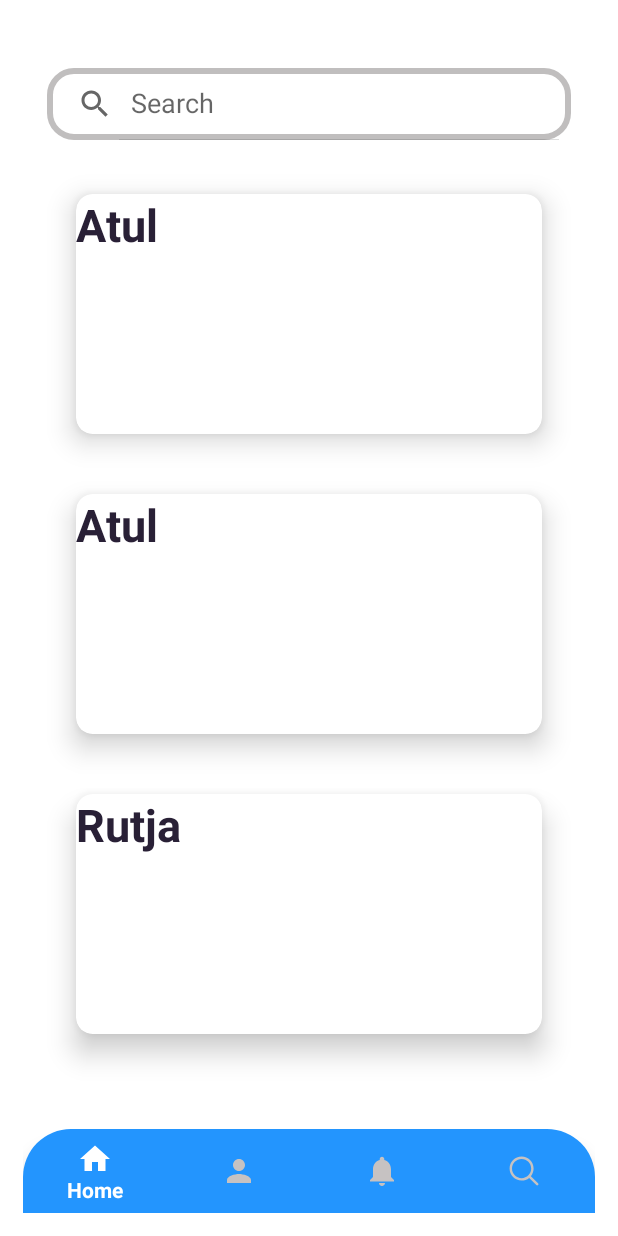
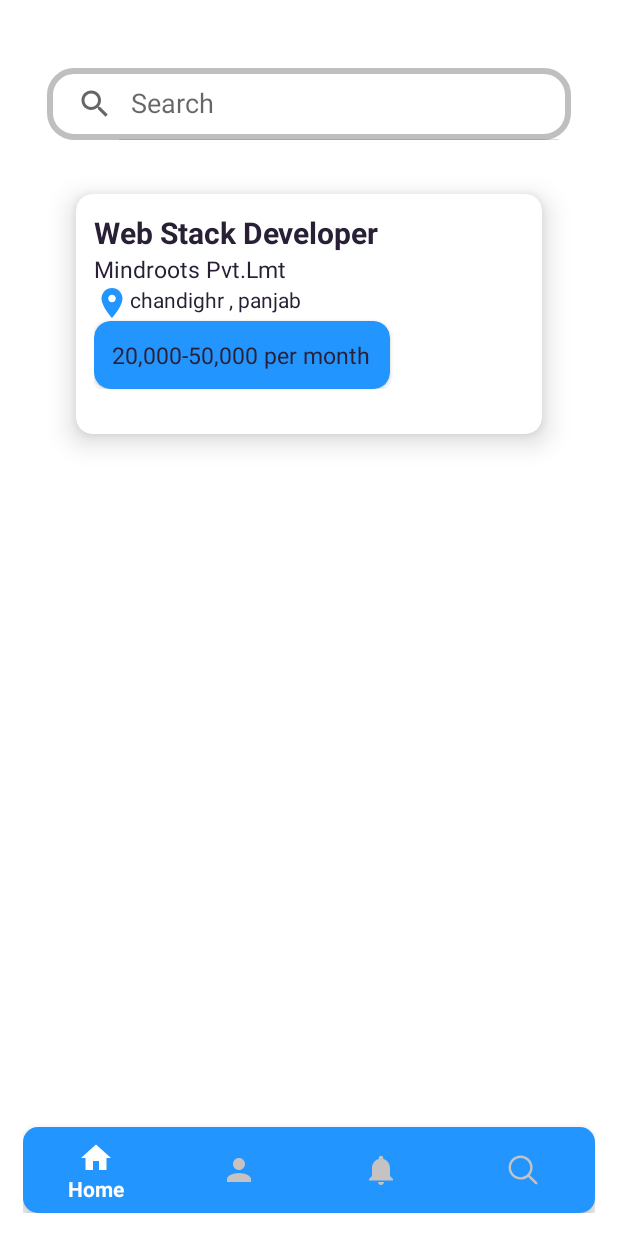
Before and after one commit to Atul457/ProHire-App, an Android app: the BlankFragment1 screen opened directly, with no data from a screen before it, on a phone screen of 412 x 824 dp. Run offline under Robolectric (Android 15) with nearby library versions, the light colour scheme and no system bars.

Commit message:
Home activity flow

```diff
--- a/app/build.gradle
+++ b/app/build.gradle
@@ -29,10 +29,15 @@ android {
 }
 
 dependencies {
+
     implementation fileTree(dir: "libs", include: ["*.jar"])
     implementation 'androidx.appcompat:appcompat:1.6.0'
     implementation 'androidx.constraintlayout:constraintlayout:2.1.4'
     implementation 'com.google.android.material:material:1.4.0'
+
+    implementation "androidx.recyclerview:recyclerview:1.3.0"
+    implementation "androidx.cardview:cardview:1.0.0"
+
     testImplementation 'junit:junit:4.12'
     androidTestImplementation 'androidx.test.ext:junit:1.1.5'
     androidTestImplementation 'androidx.test.espresso:espresso-core:3.5.1'
--- /dev/null
+++ b/app/src/main/res/drawable/baseline_location_on_24.xml
@@ -0,0 +1,5 @@
+<vector android:height="24dp" android:tint="@color/lightBlue"
+    android:viewportHeight="24" android:viewportWidth="24"
+    android:width="24dp" xmlns:android="http://schemas.android.com/apk/res/android">
+    <path android:fillColor="@android:color/white" android:pathData="M12,2C8.13,2 5,5.13 5,9c0,5.25 7,13 7,13s7,-7.75 7,-13c0,-3.87 -3.13,-7 -7,-7zM12,11.5c-1.38,0 -2.5,-1.12 -2.5,-2.5s1.12,-2.5 2.5,-2.5 2.5,1.12 2.5,2.5 -1.12,2.5 -2.5,2.5z"/>
+</vector>
--- a/app/src/main/res/layout/activity_home.xml
+++ b/app/src/main/res/layout/activity_home.xml
@@ -20,11 +20,10 @@
         android:layout_height="wrap_content"
         android:id="@+id/nav"
         app:menu="@menu/menu_bar"
-        android:background="@drawable/shape"
+        android:background="@drawable/buttons_view"
         app:itemTextColor="@drawable/slllll"
         app:itemIconTint="@drawable/slllll"
         android:layout_alignParentBottom="true"/>
 
 
-
 </RelativeLayout>
--- a/app/src/main/res/layout/fragment_blank1.xml
+++ b/app/src/main/res/layout/fragment_blank1.xml
@@ -29,56 +29,72 @@
         app:cardCornerRadius="11dp"
         app:cardUseCompatPadding="true">
 
-           <TextView
-               android:layout_width="wrap_content"
-               android:layout_height="match_parent"
-               android:text="Atul"
-               android:textColor="@color/black_shade_1"
-               android:textStyle="bold"
-               android:textSize="30sp"/>
+        <LinearLayout
+            android:layout_width="match_parent"
+            android:layout_height="wrap_content"
+            android:orientation="vertical"
+            android:padding="12dp">
 
-
-       </androidx.cardview.widget.CardView>
-
-       <androidx.cardview.widget.CardView
-           android:layout_width="340dp"
-           android:layout_height="200dp"
-           android:id="@+id/card_Hf1"
-           app:cardElevation="11dp"
-           android:layout_gravity="center"
-           app:cardCornerRadius="11dp"
-           app:cardUseCompatPadding="true">
 
             <TextView
                 android:layout_width="wrap_content"
-               android:layout_height="match_parent"
-               android:text="Atul"
+                android:layout_height="wrap_content"
                 android:textColor="@color/black_shade_1"
-               android:textStyle="bold"
-               android:textSize="30sp"/>
-
-
-       </androidx.cardview.widget.CardView>
-
-       <androidx.cardview.widget.CardView
-           android:layout_width="340dp"
-           android:layout_height="200dp"
-           android:id="@+id/card_Hf2"
-           app:cardElevation="11dp"
-           android:layout_gravity="center"
-           app:cardCornerRadius="11dp"
-           app:cardUseCompatPadding="true">
+                android:text="Web Stack Developer"
+                android:textSize="20sp"
+                android:textStyle="bold" />
 
             <TextView
                 android:layout_width="wrap_content"
+                android:layout_height="wrap_content"
+                android:textColor="@color/black_shade_1"
+                android:text="Mindroots Pvt.Lmt"
+                android:textSize="15sp" />
+
+            <TextView
+                android:layout_width="wrap_content"
+                android:layout_height="wrap_content"
+                android:textColor="@color/black_shade_1"
+                android:text="chandighr , panjab"
+                android:drawableLeft="@drawable/baseline_location_on_24"
+                android:textSize="14sp" />
+
+            <androidx.cardview.widget.CardView
+                android:layout_width="197dp"
+                android:layout_height="wrap_content"
+                app:cardBackgroundColor="@color/lightBlue"
+                app:cardCornerRadius="11dp">
+
+                <LinearLayout
+                    android:layout_width="match_parent"
                     android:layout_height="match_parent"
-               android:text="Rutja"
+                    android:orientation="vertical"
+                    android:padding="12dp">
+
+                <TextView
+                    android:layout_width="wrap_content"
+                    android:layout_height="wrap_content"
+                    android:Color="@color/white"
+                    android:text="20,000-50,000 per month"
                     android:textColor="@color/black_shade_1"
-               android:textStyle="bold"
-               android:textSize="30sp"/>
+                    android:textSize="15sp" />
+                </LinearLayout>
+
 
 
             </androidx.cardview.widget.CardView>
 
 
+
+
+
+
+
         </LinearLayout>
+
+    </androidx.cardview.widget.CardView>
+
+
+
+
+</LinearLayout>
```
Lines whose indentation alone changed are shown as unchanged.
